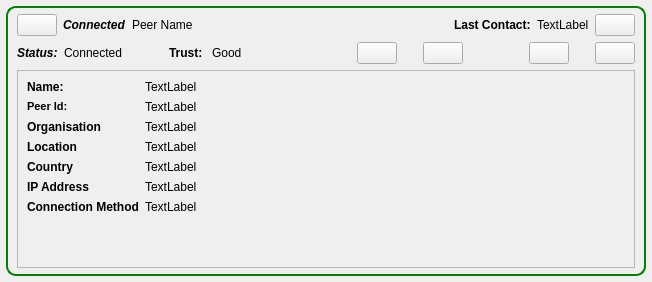
This is retroshare-gui/src/gui/feeds/PeerItem.ui in RetroShare/RetroShare as Qt 5 draws it before an edit. The edited form follows.
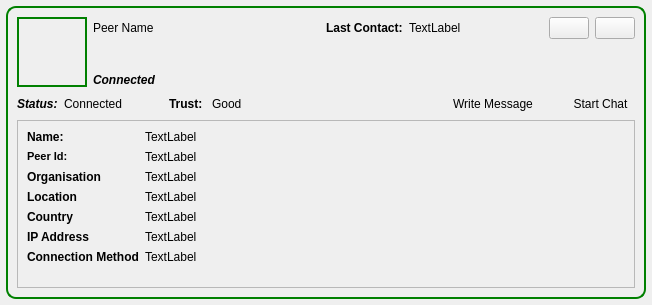
This is the edited form. Icons and pictures are not drawn.

Commit message: Added to Display Avatar for NewsFeeds PeerItem. little design of PeerItem, removed not used buttons.

The edit to the form file:
```diff
--- a/retroshare-gui/src/gui/feeds/PeerItem.ui
+++ b/retroshare-gui/src/gui/feeds/PeerItem.ui
@@ -7,7 +7,7 @@
     <x>0</x>
     <y>0</y>
     <width>652</width>
-    <height>282</height>
+    <height>305</height>
    </rect>
   </property>
   <property name="windowTitle">
@@ -37,56 +37,38 @@
      <property name="frameShadow">
       <enum>QFrame::Raised</enum>
      </property>
-     <layout class="QVBoxLayout">
-      <property name="topMargin">
-       <number>6</number>
-      </property>
-      <property name="bottomMargin">
-       <number>6</number>
-      </property>
-      <item>
-       <layout class="QHBoxLayout">
-        <item>
-         <widget class="QPushButton" name="clearButton">
-          <property name="sizePolicy">
-           <sizepolicy hsizetype="Fixed" vsizetype="Fixed">
-            <horstretch>0</horstretch>
-            <verstretch>0</verstretch>
-           </sizepolicy>
+     <layout class="QGridLayout" name="gridLayout_3">
+      <item row="0" column="0">
+       <layout class="QGridLayout" name="gridLayout_2">
+        <item row="0" column="0" rowspan="2">
+         <widget class="QLabel" name="avatar_label">
+          <property name="minimumSize">
+           <size>
+            <width>70</width>
+            <height>70</height>
+           </size>
           </property>
-          <property name="toolTip">
-           <string>Remove Item</string>
+          <property name="maximumSize">
+           <size>
+            <width>70</width>
+            <height>70</height>
+           </size>
+          </property>
+          <property name="styleSheet">
+           <string notr="true">QLabel#avatar_label{border: 2px solid green;
+         background-color: qlineargradient(x1: 0, y1: 0, x2: 0, y2: 1,
+                                     stop: 0 #BDDF7D, stop: 1 #49881F);
+}</string>
           </property>
           <property name="text">
            <string/>
           </property>
-          <property name="icon">
-           <iconset resource="../images.qrc">
-            <normaloff>:/images/close_normal.png</normaloff>:/images/close_normal.png</iconset>
+          <property name="margin">
+           <number>0</number>
           </property>
          </widget>
         </item>
-        <item>
-         <widget class="QLabel" name="titleLabel">
-          <property name="sizePolicy">
-           <sizepolicy hsizetype="Minimum" vsizetype="Minimum">
-            <horstretch>0</horstretch>
-            <verstretch>0</verstretch>
-           </sizepolicy>
-          </property>
-          <property name="font">
-           <font>
-            <weight>75</weight>
-            <italic>true</italic>
-            <bold>true</bold>
-           </font>
-          </property>
-          <property name="text">
-           <string>Connected</string>
-          </property>
-         </widget>
-        </item>
-        <item>
+        <item row="0" column="1">
          <widget class="QLabel" name="peernameLabel">
           <property name="styleSheet">
            <string notr="true"/>
@@ -96,23 +78,7 @@
           </property>
          </widget>
         </item>
-        <item>
-         <spacer>
-          <property name="orientation">
-           <enum>Qt::Horizontal</enum>
-          </property>
-          <property name="sizeType">
-           <enum>QSizePolicy::Preferred</enum>
-          </property>
-          <property name="sizeHint" stdset="0">
-           <size>
-            <width>500</width>
-            <height>20</height>
-           </size>
-          </property>
-         </spacer>
-        </item>
-        <item>
+        <item row="0" column="3">
          <widget class="QLabel" name="label_10">
           <property name="font">
            <font>
@@ -125,7 +91,7 @@
           </property>
          </widget>
         </item>
-        <item>
+        <item row="0" column="4">
          <widget class="QLabel" name="lastLabel">
           <property name="sizePolicy">
            <sizepolicy hsizetype="MinimumExpanding" vsizetype="Preferred">
@@ -138,7 +104,7 @@
           </property>
          </widget>
         </item>
-        <item>
+        <item row="0" column="6">
          <widget class="QPushButton" name="expandButton">
           <property name="sizePolicy">
            <sizepolicy hsizetype="Fixed" vsizetype="Fixed">
@@ -158,9 +124,81 @@
           </property>
          </widget>
         </item>
+        <item row="0" column="7">
+         <widget class="QPushButton" name="clearButton">
+          <property name="sizePolicy">
+           <sizepolicy hsizetype="Fixed" vsizetype="Fixed">
+            <horstretch>0</horstretch>
+            <verstretch>0</verstretch>
+           </sizepolicy>
+          </property>
+          <property name="toolTip">
+           <string>Remove Item</string>
+          </property>
+          <property name="text">
+           <string/>
+          </property>
+          <property name="icon">
+           <iconset resource="../images.qrc">
+            <normaloff>:/images/close_normal.png</normaloff>:/images/close_normal.png</iconset>
+          </property>
+         </widget>
+        </item>
+        <item row="1" column="1">
+         <widget class="QLabel" name="titleLabel">
+          <property name="sizePolicy">
+           <sizepolicy hsizetype="Minimum" vsizetype="Minimum">
+            <horstretch>0</horstretch>
+            <verstretch>0</verstretch>
+           </sizepolicy>
+          </property>
+          <property name="font">
+           <font>
+            <weight>75</weight>
+            <italic>true</italic>
+            <bold>true</bold>
+           </font>
+          </property>
+          <property name="text">
+           <string>Connected</string>
+          </property>
+          <property name="alignment">
+           <set>Qt::AlignBottom|Qt::AlignLeading|Qt::AlignLeft</set>
+          </property>
+         </widget>
+        </item>
+        <item row="1" column="2" colspan="6">
+         <spacer>
+          <property name="orientation">
+           <enum>Qt::Horizontal</enum>
+          </property>
+          <property name="sizeType">
+           <enum>QSizePolicy::Preferred</enum>
+          </property>
+          <property name="sizeHint" stdset="0">
+           <size>
+            <width>388</width>
+            <height>38</height>
+           </size>
+          </property>
+         </spacer>
+        </item>
+        <item row="0" column="2">
+         <spacer name="horizontalSpacer">
+          <property name="orientation">
+           <enum>Qt::Horizontal</enum>
+          </property>
+          <property name="sizeHint" stdset="0">
+           <size>
+            <width>158</width>
+            <height>20</height>
+           </size>
+          </property>
+         </spacer>
+        </item>
        </layout>
       </item>
-      <item>
+      <item row="1" column="0">
        <layout class="QHBoxLayout">
         <item>
          <widget class="QLabel" name="typeLabel">
@@ -248,79 +286,7 @@
          </spacer>
         </item>
         <item>
-         <widget class="QPushButton" name="addButton">
-          <property name="sizePolicy">
-           <sizepolicy hsizetype="Fixed" vsizetype="Fixed">
-            <horstretch>0</horstretch>
-            <verstretch>0</verstretch>
-           </sizepolicy>
-          </property>
-          <property name="toolTip">
-           <string>Make Friend</string>
-          </property>
-          <property name="text">
-           <string/>
-          </property>
-          <property name="icon">
-           <iconset resource="../images.qrc">
-            <normaloff>:/images/add-friend24.png</normaloff>:/images/add-friend24.png</iconset>
-          </property>
-         </widget>
-        </item>
-        <item>
-         <spacer>
-          <property name="orientation">
-           <enum>Qt::Horizontal</enum>
-          </property>
-          <property name="sizeType">
-           <enum>QSizePolicy::Fixed</enum>
-          </property>
-          <property name="sizeHint" stdset="0">
-           <size>
-            <width>20</width>
-            <height>20</height>
-           </size>
-          </property>
-         </spacer>
-        </item>
-        <item>
-         <widget class="QPushButton" name="removeButton">
-          <property name="sizePolicy">
-           <sizepolicy hsizetype="Fixed" vsizetype="Fixed">
-            <horstretch>0</horstretch>
-            <verstretch>0</verstretch>
-           </sizepolicy>
-          </property>
-          <property name="toolTip">
-           <string>Remove Friend</string>
-          </property>
-          <property name="text">
-           <string/>
-          </property>
-          <property name="icon">
-           <iconset resource="../images.qrc">
-            <normaloff>:/images/removefriend16.png</normaloff>:/images/removefriend16.png</iconset>
-          </property>
-         </widget>
-        </item>
-        <item>
-         <spacer>
-          <property name="orientation">
-           <enum>Qt::Horizontal</enum>
-          </property>
-          <property name="sizeType">
-           <enum>QSizePolicy::Fixed</enum>
-          </property>
-          <property name="sizeHint" stdset="0">
-           <size>
-            <width>60</width>
-            <height>20</height>
-           </size>
-          </property>
-         </spacer>
-        </item>
-        <item>
-         <widget class="QPushButton" name="msgButton">
+         <widget class="QToolButton" name="msgButton">
           <property name="sizePolicy">
            <sizepolicy hsizetype="Fixed" vsizetype="Fixed">
             <horstretch>0</horstretch>
@@ -331,12 +297,18 @@
            <string>Send Mail</string>
           </property>
           <property name="text">
-           <string/>
+           <string>Write Message</string>
           </property>
           <property name="icon">
            <iconset resource="../images.qrc">
             <normaloff>:/images/mail_send.png</normaloff>:/images/mail_send.png</iconset>
           </property>
+          <property name="toolButtonStyle">
+           <enum>Qt::ToolButtonTextBesideIcon</enum>
+          </property>
+          <property name="autoRaise">
+           <bool>true</bool>
+          </property>
          </widget>
         </item>
         <item>
@@ -356,7 +328,7 @@
          </spacer>
         </item>
         <item>
-         <widget class="QPushButton" name="chatButton">
+         <widget class="QToolButton" name="chatButton">
           <property name="sizePolicy">
            <sizepolicy hsizetype="Fixed" vsizetype="Fixed">
             <horstretch>0</horstretch>
@@ -367,17 +339,23 @@
            <string>Chat</string>
           </property>
           <property name="text">
-           <string/>
+           <string>Start Chat</string>
           </property>
           <property name="icon">
            <iconset resource="../images.qrc">
             <normaloff>:/images/chat.png</normaloff>:/images/chat.png</iconset>
           </property>
+          <property name="toolButtonStyle">
+           <enum>Qt::ToolButtonTextBesideIcon</enum>
+          </property>
+          <property name="autoRaise">
+           <bool>true</bool>
+          </property>
          </widget>
         </item>
        </layout>
       </item>
-      <item>
+      <item row="2" column="0">
        <widget class="QFrame" name="expandFrame">
         <property name="frameShape">
          <enum>QFrame::StyledPanel</enum>
```
Left out of the diff: 2 changed lines with no effect on the pictures. The commit also changes 2 other files.
